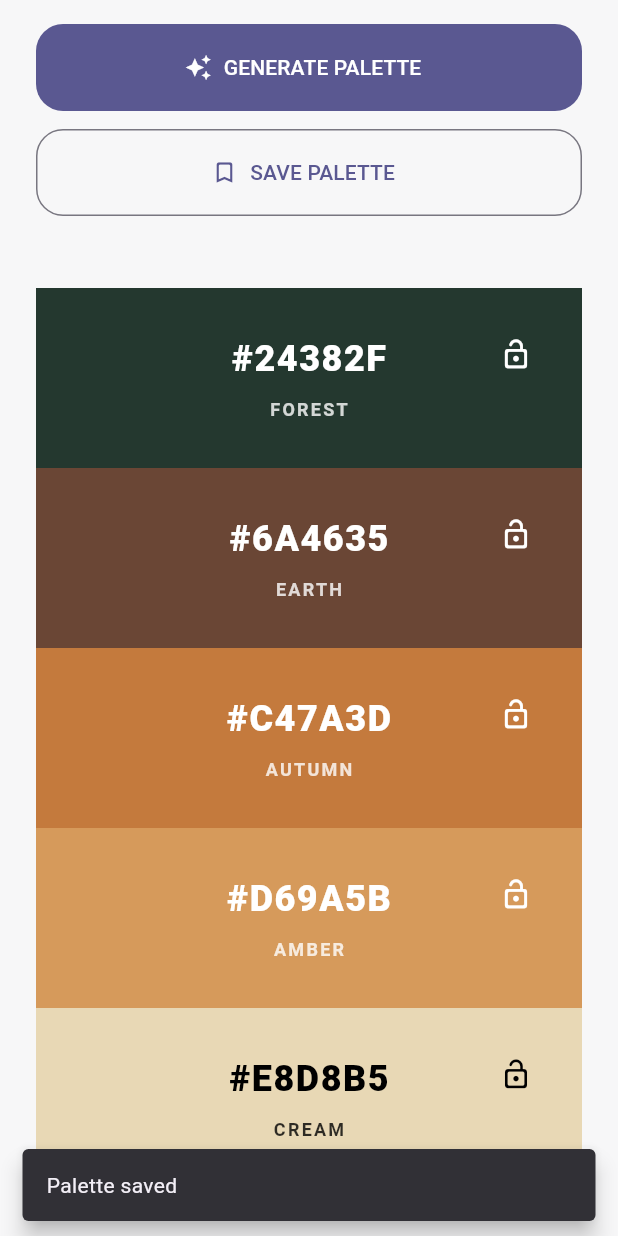
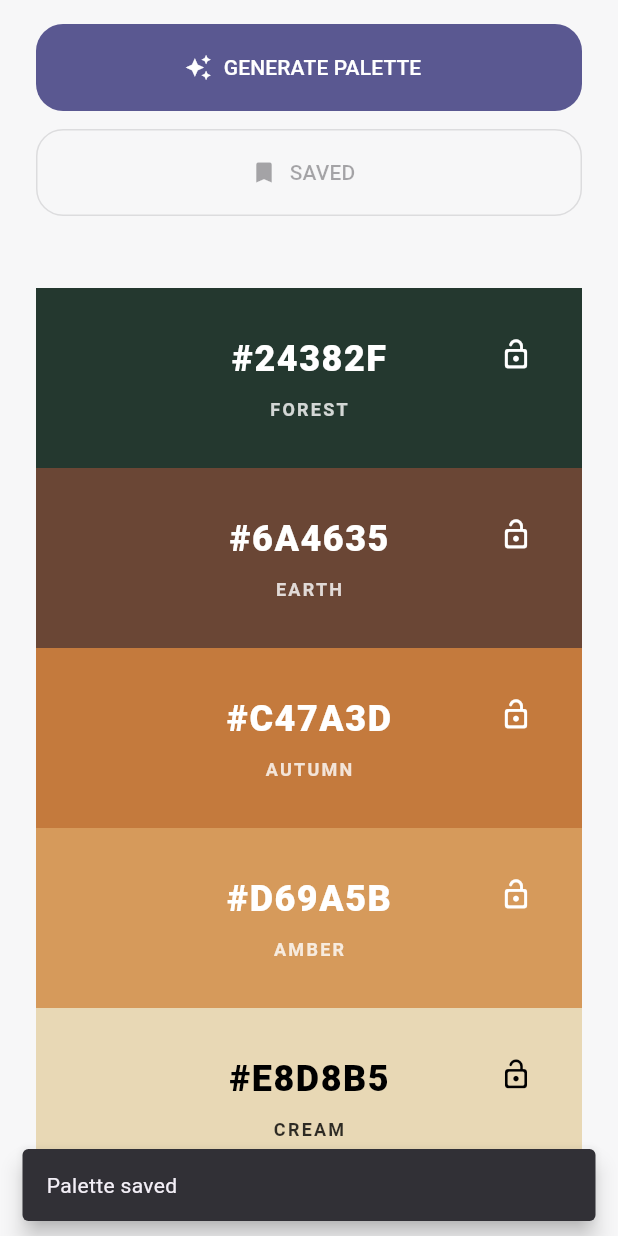
Before and after one commit to nadia164/chroma, a Flutter app: the screen it shows after launch, scrolled down 374 dp, after a tap on "SAVE PALETTE", on a phone screen of 412 x 824 dp. Run offline on Flutter 3.47's test engine with Material 3 defaults, Android fonts, the phone set to English and light mode, and no system bars; our stand-ins replace shared_preferences; missing offline and left inert: flex_color_picker; network calls fail.

Commit message:
feat: improve palette save state

```diff
--- a/lib/screens/home_screen.dart
+++ b/lib/screens/home_screen.dart
@@ -35,6 +35,7 @@ class _HomeScreenState extends State<HomeScreen> {
   final PaletteStorageService _paletteStorageService = PaletteStorageService();
 
   bool _isGenerating = false;
+  bool _isCurrentPaletteSaved = false;
 
   @override
   void dispose() {
@@ -187,9 +188,13 @@ class _HomeScreenState extends State<HomeScreen> {
       width: double.infinity,
       height: 58,
       child: OutlinedButton.icon(
-        onPressed: _savePalette,
-        icon: const Icon(Icons.bookmark_border_rounded),
-        label: const Text('SAVE PALETTE'),
+        onPressed: _isCurrentPaletteSaved ? null : _savePalette,
+        icon: Icon(
+          _isCurrentPaletteSaved
+              ? Icons.bookmark_rounded
+              : Icons.bookmark_border_rounded,
+        ),
+        label: Text(_isCurrentPaletteSaved ? 'SAVED' : 'SAVE PALETTE'),
         style: OutlinedButton.styleFrom(
           shape: RoundedRectangleBorder(
             borderRadius: BorderRadius.circular(18),
@@ -286,6 +291,8 @@ class _HomeScreenState extends State<HomeScreen> {
       final currentColor = _palette[index];
 
       _palette[index] = currentColor.copyWith(isLocked: !currentColor.isLocked);
+
+      _isCurrentPaletteSaved = false;
     });
   }
 
@@ -313,6 +320,7 @@ class _HomeScreenState extends State<HomeScreen> {
       setState(() {
         _palette = generatedPalette;
         _paletteGeneration++;
+        _isCurrentPaletteSaved = false;
       });
     } catch (error) {
       if (!mounted) {
@@ -352,6 +360,10 @@ class _HomeScreenState extends State<HomeScreen> {
       if (!mounted) {
         return;
       }
+
+      setState(() {
+        _isCurrentPaletteSaved = true;
+      });
 
       HapticFeedback.lightImpact();
 
```
